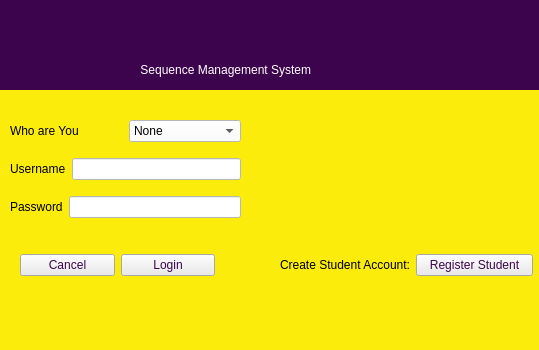
The window that Final_Project1/loginscreen.ui (xBubblesx/FinalProjectFiles) describes before a commit, drawn with Qt 5.
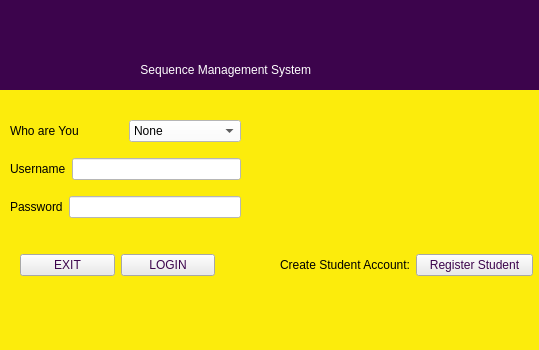
The same window after the commit. Icons and pictures are not drawn.

Patch:
```diff
--- a/Final_Project1/loginscreen.ui
+++ b/Final_Project1/loginscreen.ui
@@ -151,7 +151,7 @@
 background-color: rgb(234, 234, 234);</string>
        </property>
        <property name="text">
-        <string>Cancel</string>
+        <string>EXIT</string>
        </property>
       </widget>
      </item>
@@ -162,7 +162,7 @@
 background-color: rgb(234, 234, 234);</string>
        </property>
        <property name="text">
-        <string>Login</string>
+        <string>LOGIN</string>
        </property>
       </widget>
      </item>
```
